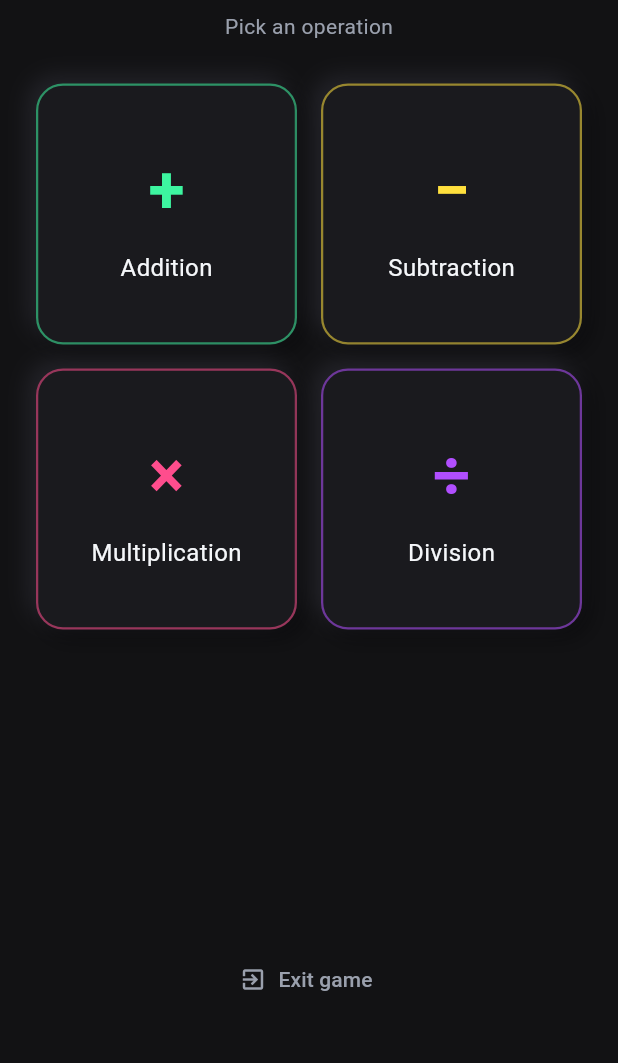
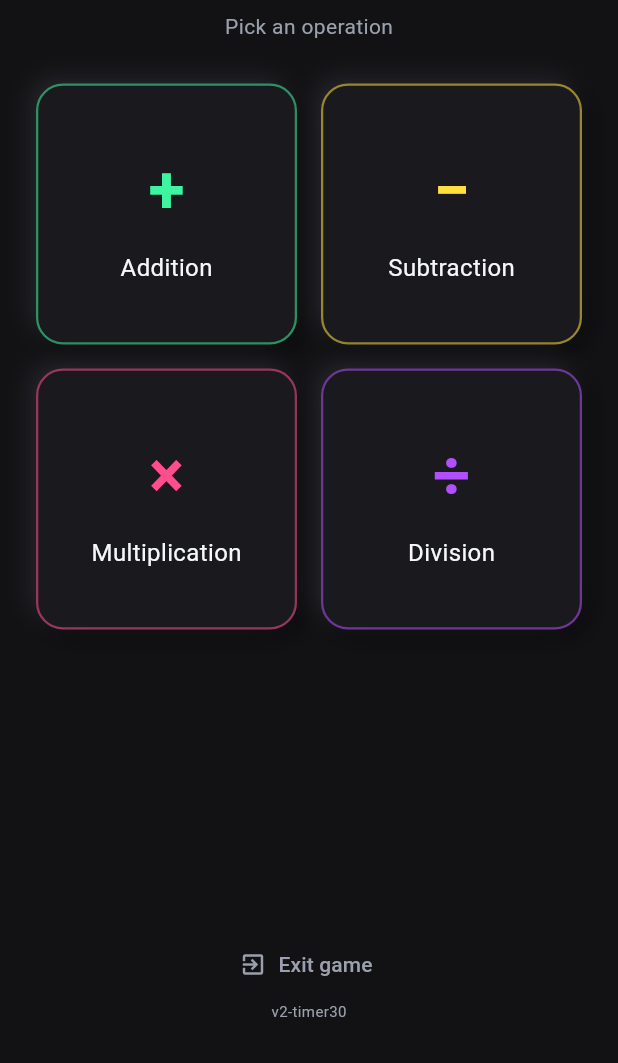
Before and after one commit to mindaugas1dirzius-ai/myn, a Flutter app: the screen it shows after launch, on a phone screen of 412 x 824 dp, the part 173-1236 px from its top. Run offline on Flutter 3.47's test engine with Material 3 defaults, Android fonts, the phone set to English and light mode, and no system bars; our stand-ins replace cloud_firestore, cloud_functions, firebase_auth, firebase_core, google_mobile_ads, shared_preferences; missing offline and left inert: firebase_app_check; accounts and stored records are empty; network calls fail.

Commit message:
add version tag v2-timer30 to detect stale cache

```diff
--- a/math_game/lib/screens/home_screen.dart
+++ b/math_game/lib/screens/home_screen.dart
@@ -82,8 +82,11 @@ class HomeScreen extends StatelessWidget {
                 label: Text(s.exitApp,
                     style: const TextStyle(color: AppColors.textSecondary)),
               ),
+              // Versijos žymė (kad matytume, ar telefonas gauna naują versiją).
+              const Text('v2-timer30',
+                  style: TextStyle(color: AppColors.textSecondary, fontSize: 10)),
               // Banner meniu apačioje (leista; ne žaidimo metu)
-              const SizedBox(height: 8),
+              const SizedBox(height: 4),
               const BannerAdWidget(),
             ],
           ),
```
